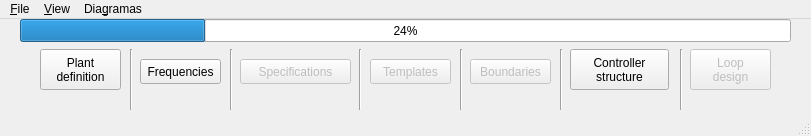
Qt form src/gui/application/main_window.ui (Isaac-Martinez-Forte/QFTbx) before a commit.
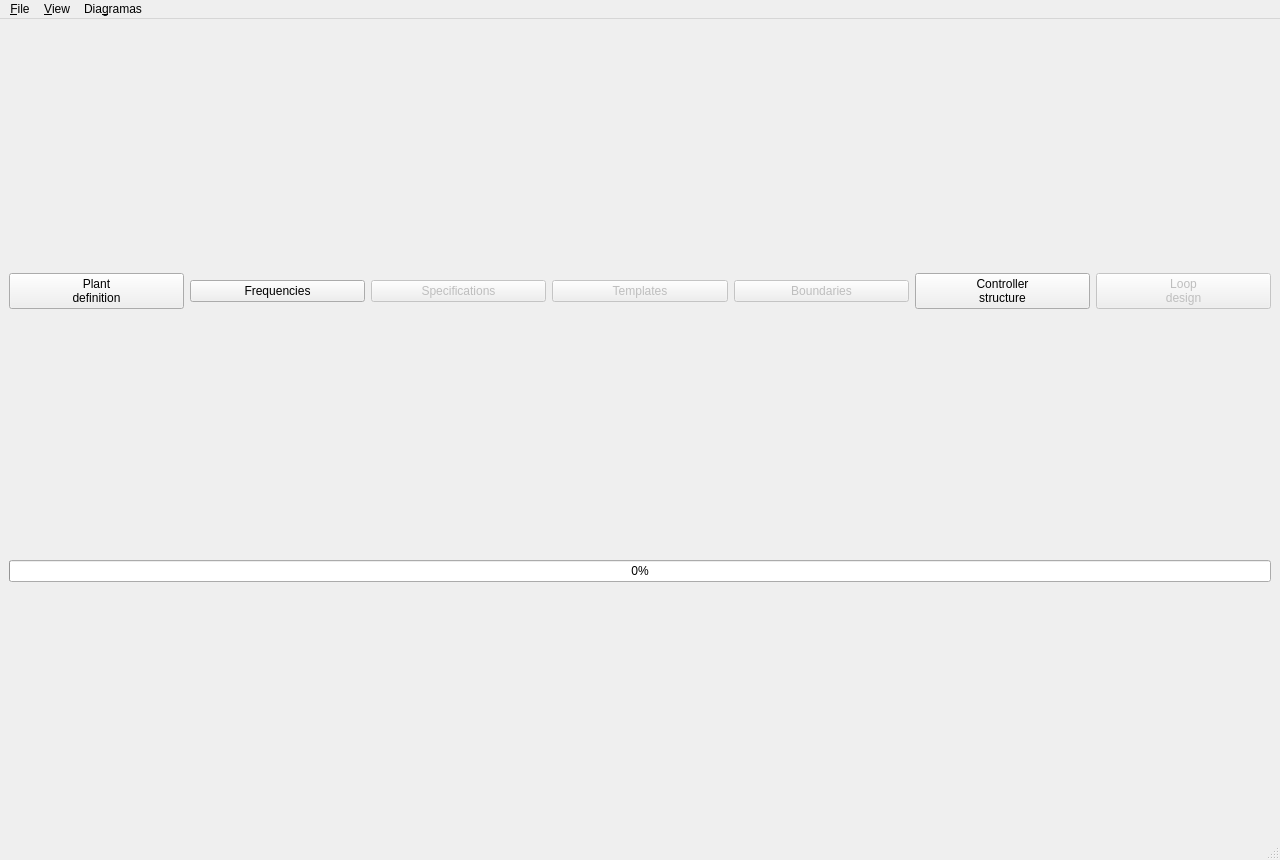
The same form after that commit.

Diff of the .ui file:
```diff
--- a/src/gui/application/main_window.ui
+++ b/src/gui/application/main_window.ui
@@ -6,214 +6,91 @@
    <rect>
     <x>0</x>
     <y>0</y>
-    <width>811</width>
-    <height>136</height>
+    <width>1280</width>
+    <height>860</height>
    </rect>
   </property>
   <property name="windowTitle">
    <string>MainWindow</string>
   </property>
   <widget class="QWidget" name="centralwidget">
-   <widget class="QProgressBar" name="progressBar">
-    <property name="geometry">
-     <rect>
-      <x>20</x>
-      <y>0</y>
-      <width>771</width>
-      <height>23</height>
-     </rect>
-    </property>
-    <property name="value">
-     <number>24</number>
-    </property>
-   </widget>
+   <layout class="QVBoxLayout" name="pipelineLayout">
+    <item>
+     <layout class="QHBoxLayout" name="stepsLayout">
+     <item>
    <widget class="QPushButton" name="plantButton">
-    <property name="geometry">
-     <rect>
-      <x>40</x>
-      <y>30</y>
-      <width>81</width>
-      <height>41</height>
-     </rect>
-    </property>
     <property name="text">
      <string>Plant
 definition</string>
     </property>
    </widget>
-   <widget class="QPushButton" name="specificationsButton">
-    <property name="enabled">
-     <bool>false</bool>
-    </property>
-    <property name="geometry">
-     <rect>
-      <x>240</x>
-      <y>40</y>
-      <width>111</width>
-      <height>25</height>
-     </rect>
-    </property>
-    <property name="text">
-     <string>Specifications</string>
-    </property>
-   </widget>
+     </item>
+     <item>
    <widget class="QPushButton" name="frequenciesButton">
-    <property name="enabled">
-     <bool>true</bool>
-    </property>
-    <property name="geometry">
-     <rect>
-      <x>140</x>
-      <y>40</y>
-      <width>81</width>
-      <height>25</height>
-     </rect>
-    </property>
     <property name="text">
      <string>Frequencies</string>
     </property>
    </widget>
+     </item>
+     <item>
+      <widget class="QPushButton" name="specificationsButton">
+       <property name="enabled">
+        <bool>false</bool>
+       </property>
+       <property name="text">
+        <string>Specifications</string>
+       </property>
+      </widget>
+     </item>
+     <item>
    <widget class="QPushButton" name="templatesButton">
     <property name="enabled">
      <bool>false</bool>
     </property>
-    <property name="geometry">
-     <rect>
-      <x>370</x>
-      <y>40</y>
-      <width>81</width>
-      <height>25</height>
-     </rect>
-    </property>
     <property name="text">
      <string>Templates</string>
     </property>
    </widget>
+     </item>
+     <item>
    <widget class="QPushButton" name="boundariesButton">
     <property name="enabled">
      <bool>false</bool>
     </property>
-    <property name="geometry">
-     <rect>
-      <x>470</x>
-      <y>40</y>
-      <width>81</width>
-      <height>25</height>
-     </rect>
-    </property>
     <property name="text">
      <string>Boundaries</string>
     </property>
    </widget>
-   <widget class="QPushButton" name="loopButton">
-    <property name="enabled">
-     <bool>false</bool>
-    </property>
-    <property name="geometry">
-     <rect>
-      <x>690</x>
-      <y>30</y>
-      <width>81</width>
-      <height>41</height>
-     </rect>
-    </property>
-    <property name="text">
-     <string>Loop
-design</string>
-    </property>
-   </widget>
-   <widget class="Line" name="line">
-    <property name="geometry">
-     <rect>
-      <x>350</x>
-      <y>30</y>
-      <width>20</width>
-      <height>61</height>
-     </rect>
-    </property>
-    <property name="orientation">
-     <enum>Qt::Vertical</enum>
-    </property>
-   </widget>
-   <widget class="Line" name="line_2">
-    <property name="geometry">
-     <rect>
-      <x>460</x>
-      <y>30</y>
-      <width>3</width>
-      <height>61</height>
-     </rect>
-    </property>
-    <property name="orientation">
-     <enum>Qt::Vertical</enum>
-    </property>
-   </widget>
-   <widget class="Line" name="line_4">
-    <property name="geometry">
-     <rect>
-      <x>560</x>
-      <y>30</y>
-      <width>3</width>
-      <height>61</height>
-     </rect>
-    </property>
-    <property name="orientation">
-     <enum>Qt::Vertical</enum>
-    </property>
-   </widget>
-   <widget class="Line" name="line_3">
-    <property name="geometry">
-     <rect>
-      <x>680</x>
-      <y>30</y>
-      <width>3</width>
-      <height>61</height>
-     </rect>
-    </property>
-    <property name="orientation">
-     <enum>Qt::Vertical</enum>
-    </property>
-   </widget>
-   <widget class="Line" name="line_5">
-    <property name="geometry">
-     <rect>
-      <x>230</x>
-      <y>30</y>
-      <width>3</width>
-      <height>61</height>
-     </rect>
-    </property>
-    <property name="orientation">
-     <enum>Qt::Vertical</enum>
-    </property>
-   </widget>
-   <widget class="Line" name="line_6">
-    <property name="geometry">
-     <rect>
-      <x>130</x>
-      <y>30</y>
-      <width>3</width>
-      <height>61</height>
-     </rect>
-    </property>
-    <property name="orientation">
-     <enum>Qt::Vertical</enum>
-    </property>
-   </widget>
+     </item>
+     <item>
    <widget class="QPushButton" name="controllerButton">
-    <property name="geometry">
-     <rect>
-      <x>570</x>
-      <y>30</y>
-      <width>99</width>
-      <height>41</height>
-     </rect>
-    </property>
     <property name="text">
      <string>Controller
 structure</string>
     </property>
    </widget>
+     </item>
+     <item>
+      <widget class="QPushButton" name="loopButton">
+       <property name="enabled">
+        <bool>false</bool>
+       </property>
+       <property name="text">
+        <string>Loop
+design</string>
+       </property>
+      </widget>
+     </item>
+     </layout>
+    </item>
+    <item>
+     <widget class="QProgressBar" name="progressBar">
+      <property name="value">
+       <number>0</number>
+      </property>
+     </widget>
+    </item>
+   </layout>
   </widget>
   <widget class="QMenuBar" name="menubar">
    <property name="geometry">
```
Lines whose indentation alone changed are shown as unchanged.
